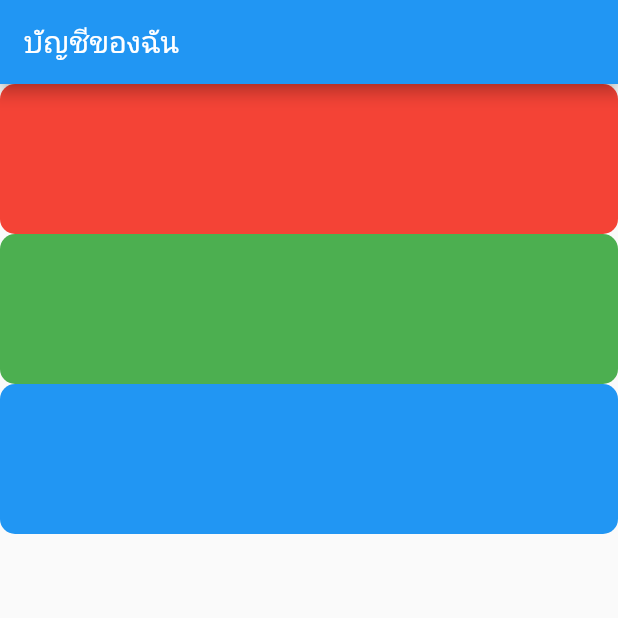
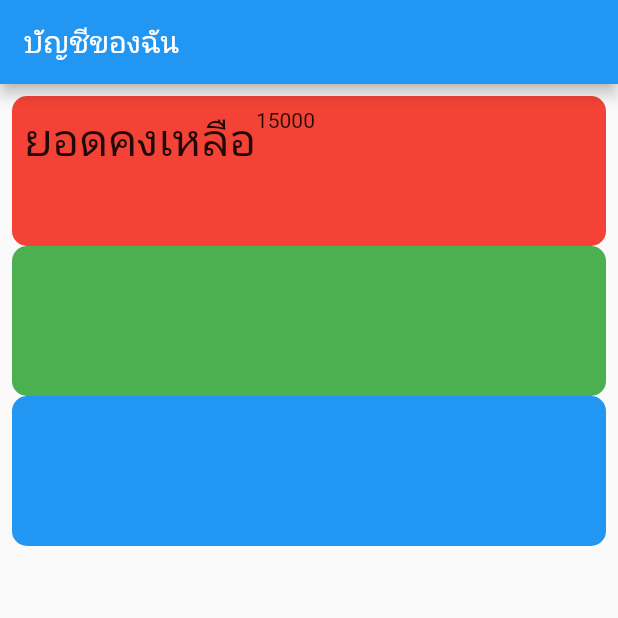
Before and after one commit to JessieDev1996/flutter_test, a Flutter app: the screen it shows after launch, on a phone screen of 412 x 824 dp, the top half of it. Run offline on Flutter 3.47's test engine with Material 2 defaults, Android fonts, the phone set to English and light mode, and no system bars.

Commit message:
Cross And Padding

```diff
--- a/lib/main.dart
+++ b/lib/main.dart
@@ -36,11 +36,26 @@ class _MyHomePageState extends State<MyHomePage> {
       appBar: AppBar(
         title: Text("บัญชีของฉัน"),
       ),
-      body: Column(children: [
+      body: Padding(
+        padding: const EdgeInsets.all(8.0),
+        child: Column(children: [
           Container(
             decoration: BoxDecoration(
                 color: Colors.red, borderRadius: BorderRadius.circular(10)),
             height: 100,
+            child: Padding(
+              padding: const EdgeInsets.all(8.0),
+              child: Row(
+                children: [
+                  Text(
+                    "ยอดคงเหลือ",
+                    style: TextStyle(fontSize: 30),
+                  ),
+                  Text("15000")
+                ],
+                crossAxisAlignment: CrossAxisAlignment.start,
+              ),
+            ),
           ),
           Container(
             decoration: BoxDecoration(
@@ -53,6 +68,7 @@ class _MyHomePageState extends State<MyHomePage> {
             height: 100,
           )
         ]),
+      ),
     );
   }
 
```
Lines whose indentation alone changed are shown as unchanged.
